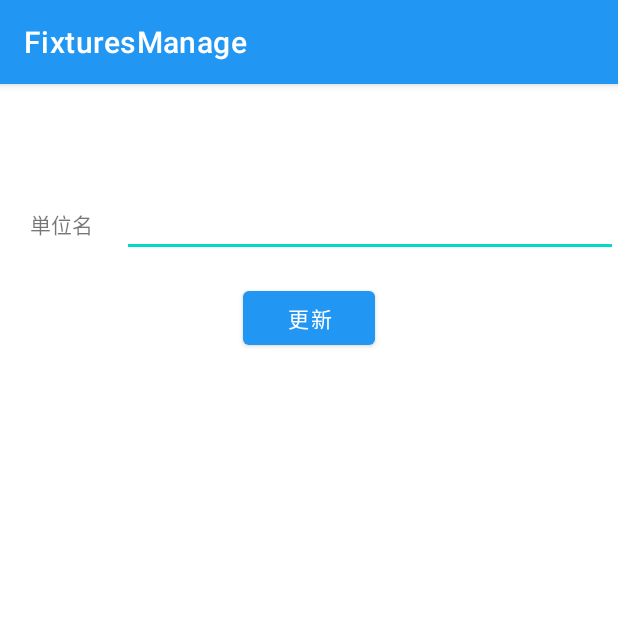
After one commit to kobayashi0211/FixturesManage, an Android app: the fragment UnitEditFragment shown on its own in the app's theme, on a phone screen of 412 x 824 dp, the top half of it. The commit adds this screen. Run offline under Robolectric (Android 15) with nearby library versions, the phone set to English and light mode, and no system bars; our stand-ins replace Room's generated code, data binding; 3 statements that could not run were skipped.

Commit message:
単位マスタ：編集画面作成

```diff
--- /dev/null
+++ b/app/src/main/java/com/example/fixturesmanage/ui/unit/UnitEditFragment.kt
@@ -0,0 +1,70 @@
+package com.example.fixturesmanage.ui.unit
+
+import android.content.Context
+import android.os.Bundle
+import androidx.fragment.app.Fragment
+import android.view.LayoutInflater
+import android.view.View
+import android.view.ViewGroup
+import android.view.inputmethod.InputMethodManager
+import androidx.databinding.DataBindingUtil
+import androidx.navigation.findNavController
+import androidx.navigation.fragment.navArgs
+import com.example.fixturesmanage.R
+import com.example.fixturesmanage.dao.UnitDao
+import com.example.fixturesmanage.database.FixturesManageDatabase
+import com.example.fixturesmanage.databinding.EditUnitFragmentBinding
+import com.google.android.material.snackbar.Snackbar
+
+class UnitEditFragment : Fragment() {
+
+    companion object {
+        fun newInstance() = UnitEditFragment()
+    }
+
+    lateinit var mUnitDao: UnitDao
+    private val args: UnitShowFragmentArgs by navArgs()
+
+    override fun onCreateView(
+        inflater: LayoutInflater, container: ViewGroup?,
+        savedInstanceState: Bundle?
+    ): View? {
+        mUnitDao = FixturesManageDatabase.getInstance(this.requireContext()).unitDao()
+        val binding = DataBindingUtil.inflate<EditUnitFragmentBinding>(inflater, R.layout.edit_unit_fragment, container, false)
+
+        // 表示するモデルを取得
+        val unit = mUnitDao.findUnit(args.selectedId)
+        binding.unitName = unit.name
+
+        binding.editUnitButton.setOnClickListener { view : View ->
+            val editText = binding.editTextName
+            val name = editText.text.toString()
+
+            /* ボタンクリックのタイミングでキーボードを閉じる */
+            val inputManager = activity?.getSystemService(Context.INPUT_METHOD_SERVICE) as InputMethodManager
+            inputManager.hideSoftInputFromWindow(view.windowToken, InputMethodManager.HIDE_NOT_ALWAYS)
+
+            if(name.isNotBlank()){
+                val newUnit = mUnitDao.findUnit(args.selectedId)
+                newUnit.name = name
+                mUnitDao.update(newUnit)
+                Snackbar.make(view, "${name}を更新しました", Snackbar.LENGTH_SHORT).show();
+                val action = UnitEditFragmentDirections.actionUnitEditFragmentToUnitShowFragment(args.selectedId)
+                view.findNavController().navigate(action)
+            }else{
+                Snackbar.make(view, "「単位名」を入力してください", Snackbar.LENGTH_SHORT).show();
+            }
+        }
+
+        setHasOptionsMenu(true)
+        return binding.root
+//        return inflater.inflate(R.layout.create_unit_fragment, container, false)
+    }
+
+    override fun onActivityCreated(savedInstanceState: Bundle?) {
+        super.onActivityCreated(savedInstanceState)
+//        viewModel = ViewModelProvider(this).get(UnitShowViewModel::class.java)
+        // TODO: Use the ViewModel
+    }
+
+}
--- a/app/src/main/java/com/example/fixturesmanage/ui/unit/UnitShowFragment.kt
+++ b/app/src/main/java/com/example/fixturesmanage/ui/unit/UnitShowFragment.kt
@@ -32,6 +32,15 @@ class UnitShowFragment : Fragment() {
 
         binding.textViewName.text = unit.name
 
+        // 編集がクリックされた時のイベントリスナー
+        binding.buttonEdit.setOnClickListener { view : View ->
+            // 表示中のモデルID
+            val id = args.selectedId
+            // 生成されたクラスに引数を渡して遷移
+            val action = UnitShowFragmentDirections.actionUnitShowFragmentToUnitEditFragment(id.toString().toInt())
+            view.findNavController().navigate(action)
+        }
+
         binding.buttonDelete.setOnClickListener { view : View ->
             AlertDialog.Builder(this.requireContext()) // FragmentではActivityを取得して生成
                 .setTitle("削除確認")
@@ -45,6 +54,7 @@ class UnitShowFragment : Fragment() {
                 .show()
         }
 
+
         setHasOptionsMenu(true)
         return binding.root
     }
--- /dev/null
+++ b/app/src/main/res/layout/edit_unit_fragment.xml
@@ -0,0 +1,59 @@
+<?xml version="1.0" encoding="utf-8"?>
+
+<layout xmlns:android="http://schemas.android.com/apk/res/android"
+    xmlns:app="http://schemas.android.com/apk/res-auto"
+    xmlns:tools="http://schemas.android.com/tools"
+    tools:context="com.example.android.navigation.EditUnitFragment">
+
+    <data>
+        <variable
+            name="unitName"
+            type="String" />
+    </data>
+
+
+    <FrameLayout
+        android:layout_width="match_parent"
+        android:layout_height="match_parent">
+
+        <LinearLayout
+            android:layout_width="match_parent"
+            android:layout_height="match_parent"
+            android:orientation="vertical"
+            android:paddingTop="@dimen/nav_header_height"
+            android:paddingBottom="@dimen/nav_header_height">
+
+            <LinearLayout
+                android:layout_width="match_parent"
+                android:layout_height="62dp"
+                android:orientation="horizontal">
+
+                <TextView
+                    android:id="@+id/label_name"
+                    android:layout_width="81dp"
+                    android:layout_height="wrap_content"
+                    android:labelFor="@id/editTextName"
+                    android:text="@string/unit_name"
+                    android:textAlignment="center" />
+
+                <EditText
+                    android:id="@+id/editTextName"
+                    android:layout_width="match_parent"
+                    android:layout_height="wrap_content"
+                    android:ems="10"
+                    android:inputType="textPersonName"
+                    android:text="@{unitName}"/>
+            </LinearLayout>
+
+            <Button
+                android:id="@+id/editUnitButton"
+                android:layout_width="wrap_content"
+                android:layout_height="wrap_content"
+                android:layout_gravity="center"
+                android:text="@string/update" />
+
+        </LinearLayout>
+
+    </FrameLayout>
+
+</layout>
```
